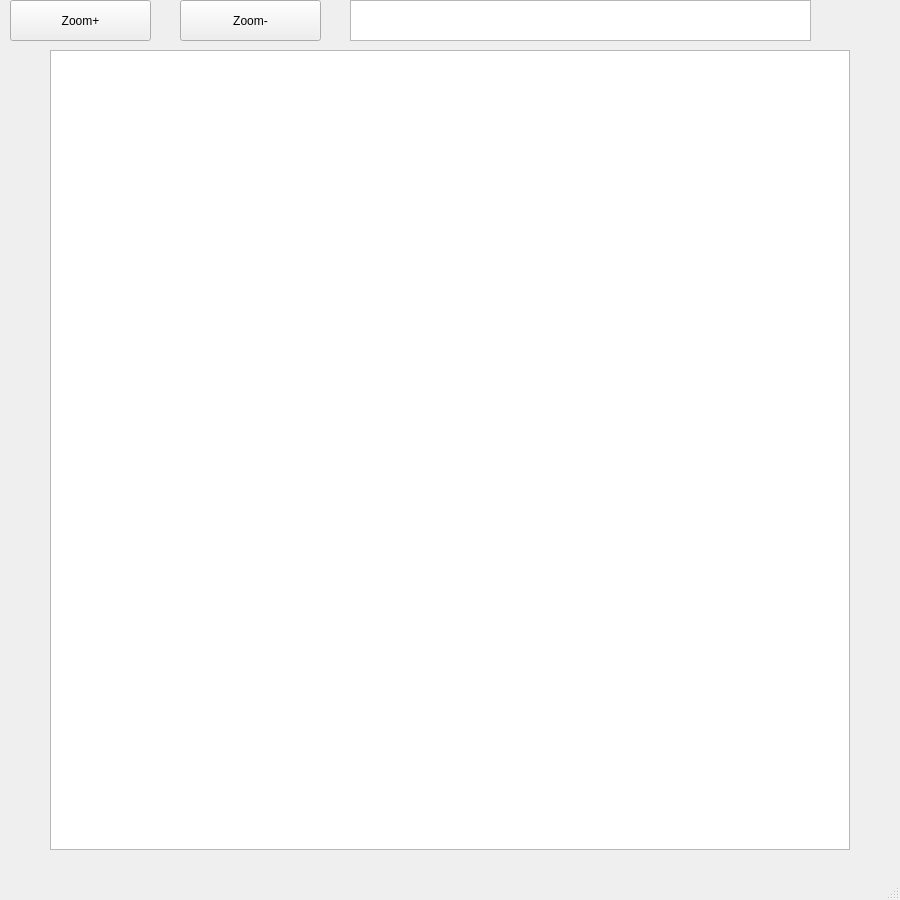
First picture: the form in Mapdisplay/mainwindow.ui, repository Anton-duckys/Mapdisplay, before the edit.
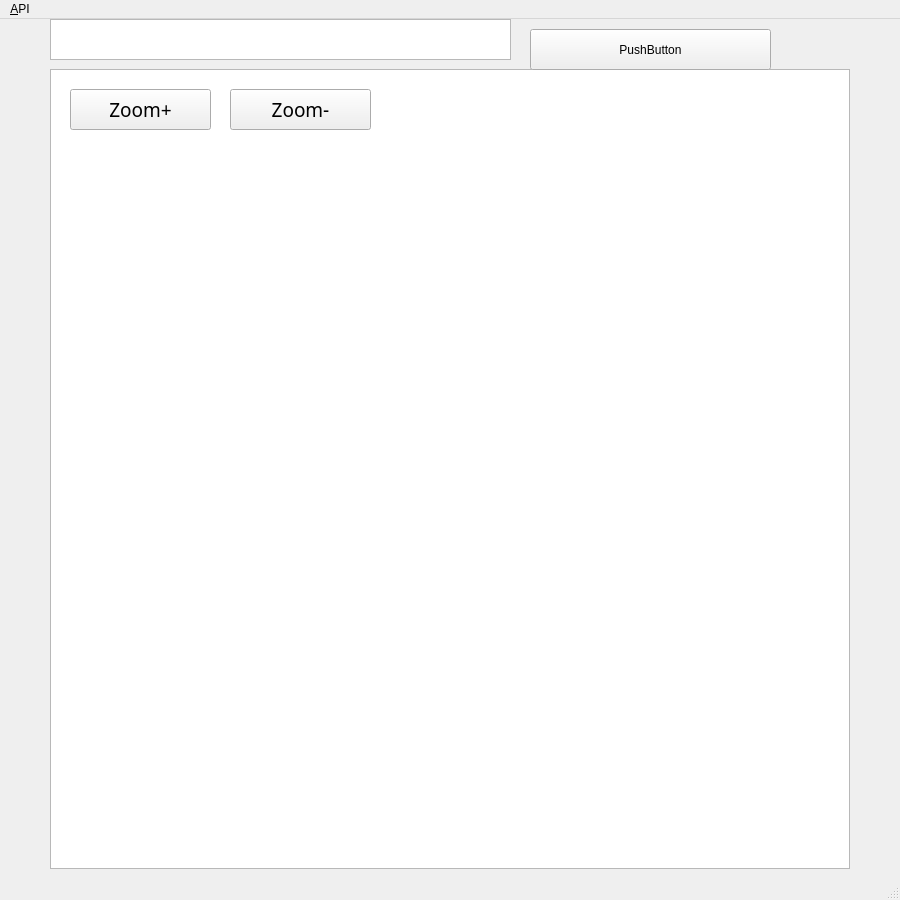
Second picture: the form after the edit.

Diff of the .ui file:
```diff
--- a/Mapdisplay/mainwindow.ui
+++ b/Mapdisplay/mainwindow.ui
@@ -57,12 +57,18 @@
    <widget class="QPushButton" name="pushButton">
     <property name="geometry">
      <rect>
-      <x>10</x>
-      <y>0</y>
+      <x>70</x>
+      <y>70</y>
       <width>141</width>
       <height>41</height>
      </rect>
     </property>
+    <property name="font">
+     <font>
+      <family>Segoe MDL2 Assets</family>
+      <pointsize>14</pointsize>
+     </font>
+    </property>
     <property name="text">
      <string>Zoom+</string>
     </property>
@@ -70,12 +76,20 @@
    <widget class="QPushButton" name="pushButton_2">
     <property name="geometry">
      <rect>
-      <x>180</x>
-      <y>0</y>
+      <x>230</x>
+      <y>70</y>
       <width>141</width>
       <height>41</height>
      </rect>
     </property>
+    <property name="font">
+     <font>
+      <family>Segoe MDL2 Assets</family>
+      <pointsize>14</pointsize>
+      <weight>50</weight>
+      <bold>false</bold>
+     </font>
+    </property>
     <property name="text">
      <string>Zoom-</string>
     </property>
@@ -83,13 +97,26 @@
    <widget class="QTextEdit" name="textEdit">
     <property name="geometry">
      <rect>
-      <x>350</x>
+      <x>50</x>
       <y>0</y>
       <width>461</width>
       <height>41</height>
      </rect>
     </property>
    </widget>
+   <widget class="QPushButton" name="pushButton_3">
+    <property name="geometry">
+     <rect>
+      <x>530</x>
+      <y>10</y>
+      <width>241</width>
+      <height>41</height>
+     </rect>
+    </property>
+    <property name="text">
+     <string>PushButton</string>
+    </property>
+   </widget>
   </widget>
   <widget class="QMenuBar" name="menubar">
    <property name="geometry">
@@ -100,6 +127,15 @@
      <height>21</height>
     </rect>
    </property>
+   <widget class="QMenu" name="menu_API">
+    <property name="title">
+     <string>&amp;API</string>
+    </property>
+    <addaction name="actionOpen_Streen_Map"/>
+    <addaction name="separator"/>
+    <addaction name="actionYandex_Map"/>
+   </widget>
+   <addaction name="menu_API"/>
   </widget>
   <widget class="QStatusBar" name="statusbar"/>
  </widget>
```
Left out of the diff: 10 changed lines with no effect on the pictures.
